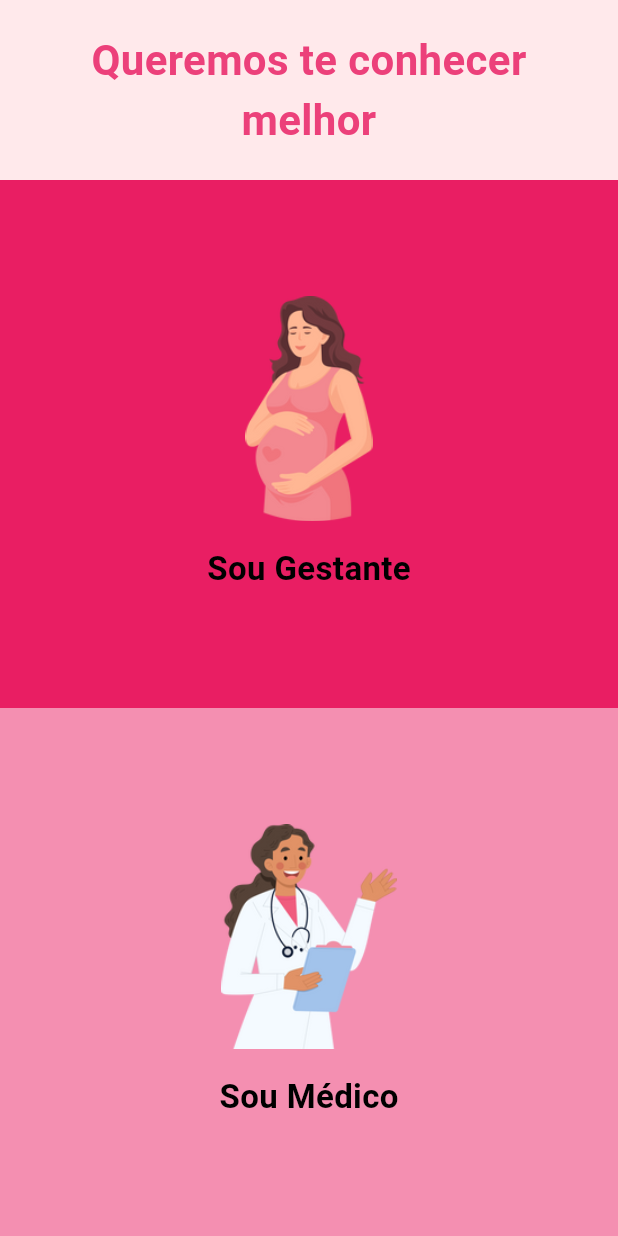
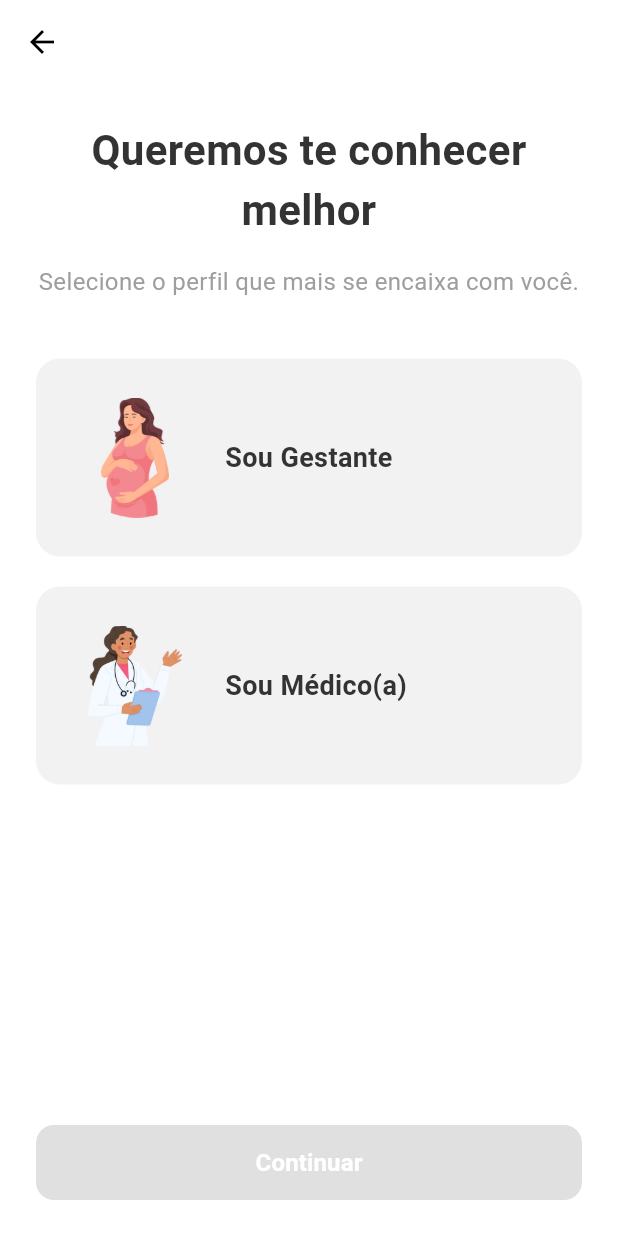
Before and after one commit to leticiare/bloom, a Flutter app: the PersonaScreen screen opened directly, on a phone screen of 412 x 824 dp. Run offline on Flutter 3.47's test engine with Material 3 defaults, Android fonts, the phone set to English and light mode, and no system bars; our stand-ins replace shared_preferences; accounts and stored records are empty.

Commit message:
refactor: reorganização da tela de seleção de persona com melhorias na navegação e na estrutura visual

```diff
--- a/bloom-app/lib/src/modules/auth/create_account/persona_screen.dart
+++ b/bloom-app/lib/src/modules/auth/create_account/persona_screen.dart
@@ -1,10 +1,22 @@
+// lib/modules/auth/create_account/persona_screen.dart
+
 import 'package:flutter/material.dart';
-import 'package:app/src/modules/auth/create_account/new_doctor_screen.dart'; // Importe a tela de destino
-import 'package:app/src/modules/auth/create_account/new_pregnant_screen.dart'; // Importe a tela de destino
-import 'package:app/src/core/theme/app_colors.dart';
+import 'package:app/src/modules/auth/create_account/new_doctor_screen.dart';
+import 'package:app/src/modules/auth/create_account/new_pregnant_screen.dart';
 
+// --- CONSTANTES DE CORES ---
+// É uma boa prática definir cores usadas com frequência como constantes
+// para garantir consistência e facilitar futuras alterações.
+const Color K_MAIN_PINK = Color(0xFFE91E63);
+const Color K_LIGHT_GRAY = Color(0xFFF2F2F2);
+const Color K_DARK_TEXT = Color(0xFF333333);
+
+// --- ESTRUTURA DE DADOS (ENUM) ---
+// Um Enum (enumeração) é usado para definir um conjunto de constantes nomeadas.
+// Aqui, ele representa os possíveis perfis de usuário de forma clara e segura.
 enum Persona { pregnant, doctor, none }
 
+// --- TELA DE SELEÇÃO DE PERFIL ---
 class PersonaScreen extends StatefulWidget {
   const PersonaScreen({super.key});
 
@@ -13,148 +25,163 @@ class PersonaScreen extends StatefulWidget {
 }
 
 class _PersonaScreenState extends State<PersonaScreen> {
-  Persona _activePersona = Persona.none;
-  final double _titleHeight = 120.0;
+  // Variável de estado para armazenar qual persona está selecionada.
+  // Começa como 'none' para indicar que nenhuma foi escolhida ainda.
+  Persona _selectedPersona = Persona.none;
 
-  void _handleSingleTap(Persona persona) {
-    // Altera o tamanho da seção apenas se não for a seção já ativa
-    if (_activePersona != persona) {
-      setState(() {
-        _activePersona = persona;
-      });
+  // --- MÉTODOS DE NAVEGAÇÃO ---
+  // Função que direciona o usuário para a tela de cadastro correta
+  // com base na persona que foi selecionada.
+  void _navigateToNextScreen() {
+    if (_selectedPersona == Persona.pregnant) {
+      Navigator.of(context).push(
+        MaterialPageRoute(builder: (context) => const NewPregnantScreen()),
+      );
+    } else if (_selectedPersona == Persona.doctor) {
+      Navigator.of(context).push(
+        MaterialPageRoute(builder: (context) => const NewDoctorScreen()),
+      );
     }
   }
 
-  void _handleDoubleTap(Persona persona) {
-    // Redireciona para a tela de destino com base na persona
-    if (persona == Persona.pregnant) {
-      Navigator.of(context).push(
-        MaterialPageRoute(builder: (context) => const NewPregnantScreen()),
-      );
-    } else if (persona == Persona.doctor) {
-      Navigator.of(
-        context,
-      ).push(MaterialPageRoute(builder: (context) => const NewDoctorScreen()));
-    }
-  }
-
+  // --- CONSTRUÇÃO DA INTERFACE (UI) ---
   @override
   Widget build(BuildContext context) {
+    // Variável booleana para verificar se uma persona foi selecionada.
+    // Usada para habilitar/desabilitar o botão "Continuar".
+    final bool isPersonaSelected = _selectedPersona != Persona.none;
+
     return Scaffold(
-      backgroundColor: AppColors.lightPink,
+      backgroundColor: Colors.white,
+      // AppBar com um botão de "voltar" para uma navegação intuitiva.
+      appBar: AppBar(
+        backgroundColor: Colors.white,
+        elevation: 0,
+        leading: IconButton(
+          icon: const Icon(Icons.arrow_back, color: Colors.black),
+          onPressed: () => Navigator.of(context).pop(),
+        ),
+      ),
       body: SafeArea(
+        child: Padding(
+          padding: const EdgeInsets.all(24.0),
+          // A estrutura principal é uma Coluna.
           child: Column(
+            crossAxisAlignment: CrossAxisAlignment.stretch,
             children: <Widget>[
-            // Título
-            SizedBox(
-              height: _titleHeight,
-              child: const Center(
-                child: Padding(
-                  padding: EdgeInsets.all(16.0),
-                  child: Text(
+              // --- SEÇÃO DO TÍTULO ---
+              const Text(
                 'Queremos te conhecer melhor',
                 style: TextStyle(
                   fontSize: 28,
                   fontWeight: FontWeight.bold,
-                      color: AppColors.boldPink,
+                  color: K_DARK_TEXT,
                 ),
                 textAlign: TextAlign.center,
               ),
+              const SizedBox(height: 16),
+              const Text(
+                'Selecione o perfil que mais se encaixa com você.',
+                style: TextStyle(fontSize: 16, color: Colors.grey),
+                textAlign: TextAlign.center,
               ),
-              ),
-            ),
+              const SizedBox(height: 40),
 
-            // LayoutBuilder para o cálculo de altura
-            Expanded(
-              child: LayoutBuilder(
-                builder: (context, constraints) {
-                  double availableHeight = constraints.maxHeight;
-
-                  double pregnantSectionHeight;
-                  double doctorSectionHeight;
-
-                  if (_activePersona == Persona.pregnant) {
-                    pregnantSectionHeight = availableHeight * 0.75;
-                    doctorSectionHeight = availableHeight * 0.25;
-                  } else if (_activePersona == Persona.doctor) {
-                    pregnantSectionHeight = availableHeight * 0.25;
-                    doctorSectionHeight = availableHeight * 0.75;
-                  } else {
-                    pregnantSectionHeight = availableHeight * 0.5;
-                    doctorSectionHeight = availableHeight * 0.5;
-                  }
-
-                  return Column(
-                    children: [
-                      _buildPersonaSection(
+              // --- SEÇÃO DAS OPÇÕES DE PERFIL ---
+              // Chamamos nosso widget auxiliar para criar os cards.
+              _buildPersonaCard(
                 persona: Persona.pregnant,
                 title: 'Sou Gestante',
                 imagePath: 'assets/images/pregnant.png',
-                        defaultColor: AppColors.darkerPink,
-                        activeColor: AppColors.darkerPink,
-                        height: pregnantSectionHeight,
-                        onTap: () => _handleSingleTap(Persona.pregnant),
-                        onDoubleTap: () => _handleDoubleTap(Persona.pregnant),
               ),
-                      _buildPersonaSection(
+              const SizedBox(height: 20),
+              _buildPersonaCard(
                 persona: Persona.doctor,
-                        title: 'Sou Médico',
+                title: 'Sou Médico(a)',
                 imagePath: 'assets/images/doctor.png',
-                        defaultColor: AppColors.mediumPink,
-                        activeColor: AppColors.boldPink,
-                        height: doctorSectionHeight,
-                        onTap: () => _handleSingleTap(Persona.doctor),
-                        onDoubleTap: () => _handleDoubleTap(Persona.doctor),
               ),
-                    ],
-                  );
-                },
+
+              // O widget Spacer ocupa todo o espaço flexível disponível,
+              // empurrando o botão para a parte inferior da tela.
+              const Spacer(),
+
+              // --- SEÇÃO DO BOTÃO PRINCIPAL ---
+              ElevatedButton(
+                // A propriedade `onPressed` recebe `null` se nenhuma persona for selecionada,
+                // o que desabilita o botão automaticamente.
+                onPressed: isPersonaSelected ? _navigateToNextScreen : null,
+                style: ElevatedButton.styleFrom(
+                  backgroundColor: K_MAIN_PINK,
+                  disabledBackgroundColor: Colors.grey.shade300,
+                  minimumSize: const Size(double.infinity, 50),
+                  shape: RoundedRectangleBorder(
+                    borderRadius: BorderRadius.circular(12),
+                  ),
+                  elevation: 0,
+                ),
+                child: const Text(
+                  'Continuar',
+                  style: TextStyle(
+                    fontSize: 16,
+                    color: Colors.white,
+                    fontWeight: FontWeight.bold,
+                  ),
                 ),
               ),
             ],
           ),
         ),
+      ),
     );
   }
 
-  Widget _buildPersonaSection({
+  // --- WIDGET AUXILIAR (COMPONENTE) ---
+  // Criar widgets auxiliares como este ajuda a evitar repetição de código
+  // e torna o método `build` principal mais legível.
+  Widget _buildPersonaCard({
     required Persona persona,
     required String title,
     required String imagePath,
-    required Color defaultColor,
-    required Color activeColor,
-    required double height,
-    required VoidCallback onTap,
-    required VoidCallback onDoubleTap,
   }) {
-    final bool isActive = _activePersona == persona;
-    final color = isActive ? activeColor : defaultColor;
+    // Verifica se este card específico é o que está selecionado no momento.
+    final bool isSelected = _selectedPersona == persona;
 
+    // GestureDetector permite que qualquer widget se torne clicável.
     return GestureDetector(
-      onTap: onTap,
-      onDoubleTap: onDoubleTap,
+      onTap: () {
+        // Ao clicar, atualizamos o estado para refletir a nova seleção.
+        setState(() {
+          _selectedPersona = persona;
+        });
+      },
+      // AnimatedContainer permite uma transição suave de estilo (cor, borda, etc.).
       child: AnimatedContainer(
-        duration: const Duration(milliseconds: 500),
-        curve: Curves.easeInOut,
-        width: double.infinity,
-        height: height,
-        color: color,
-        child: Column(
-          mainAxisAlignment: MainAxisAlignment.center,
+        duration: const Duration(milliseconds: 200),
+        padding: const EdgeInsets.all(24),
+        decoration: BoxDecoration(
+          color: isSelected ? K_MAIN_PINK.withOpacity(0.1) : K_LIGHT_GRAY,
+          borderRadius: BorderRadius.circular(16),
+          border: Border.all(
+            // A borda muda de cor para dar um feedback visual claro da seleção.
+            color: isSelected ? K_MAIN_PINK : Colors.transparent,
+            width: 2,
+          ),
+        ),
+        child: Row(
           children: [
             Image.asset(
               imagePath,
-              width: 150,
-              height: 150,
+              width: 80,
+              height: 80,
               fit: BoxFit.contain,
             ),
-            const SizedBox(height: 16),
+            const SizedBox(width: 20),
             Text(
               title,
               style: TextStyle(
-                fontSize: 22,
+                fontSize: 18,
                 fontWeight: FontWeight.bold,
-                color: isActive ? Colors.white : Colors.black,
+                color: isSelected ? K_MAIN_PINK : K_DARK_TEXT,
               ),
             ),
           ],
```
Lines whose indentation alone changed are shown as unchanged.
